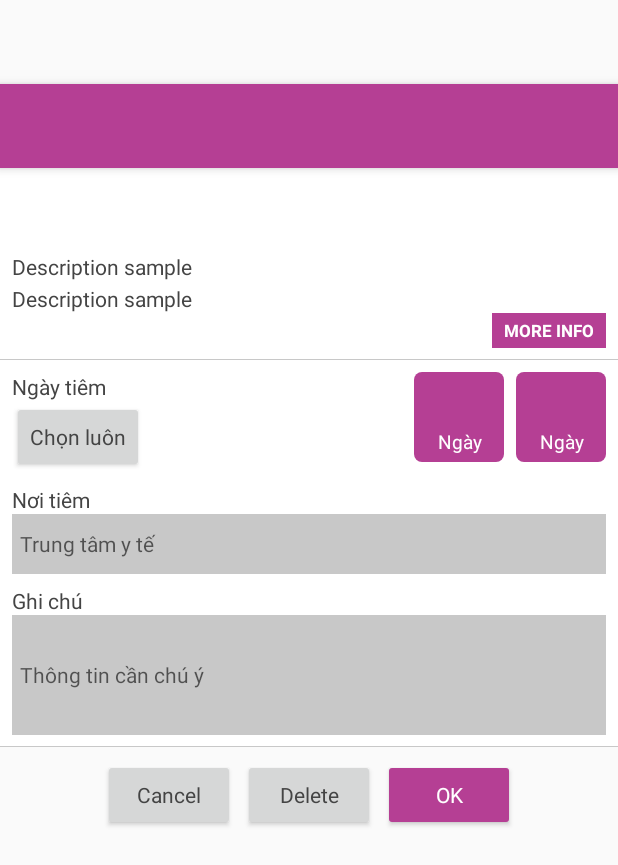
After one commit to thuyld1/Application, an Android app: the layout vaccinations_edit_plan.xml on its own in the app's theme, with its tools: preview values and no code run, on a phone screen of 412 x 824 dp. The commit adds this screen. Shown: the top 865 px of the screen. Run offline under Robolectric (Android 15) with nearby library versions, the phone set to English and light mode, and no system bars; network calls fail.

Commit message:
vaccinations: implement update vaccine injection plan function

```diff
--- a/MevaBe/app/src/main/java/com/android/mevabe/common/Constants.java
+++ b/MevaBe/app/src/main/java/com/android/mevabe/common/Constants.java
@@ -7,7 +7,8 @@ package com.android.mevabe.common;
 
 public class Constants {
     // Common constants
-    public static final String INTENT_DATA = "myData";
+    public static final String INTENT_DATA = "INTENT_DATA";
+    public static final String INTENT_DATA_DELETE = "INTENT_DATA_DELETE";
 
     public static final String VACCINE_INJECTION_DATE_FORMAT = "EEE dd-MM-yyyy";
 
--- /dev/null
+++ b/MevaBe/app/src/main/res/layout/vaccinations_edit_plan.xml
@@ -0,0 +1,245 @@
+<?xml version="1.0" encoding="utf-8"?>
+<android.support.design.widget.CoordinatorLayout
+    xmlns:android="http://schemas.android.com/apk/res/android"
+    xmlns:app="http://schemas.android.com/apk/res-auto"
+    xmlns:tools="http://schemas.android.com/tools"
+    android:id="@+id/content_id"
+    android:layout_width="match_parent"
+    android:layout_height="match_parent"
+    android:fitsSystemWindows="true"
+    tools:context="com.android.mevabe.common.view.WebViewActivity">
+
+    <android.support.design.widget.AppBarLayout
+        android:layout_width="match_parent"
+        android:layout_height="wrap_content"
+        android:theme="@style/AppTheme.AppBarOverlay">
+
+        <android.support.v7.widget.Toolbar
+            android:id="@+id/toolbar"
+            android:layout_width="match_parent"
+            android:layout_height="?attr/actionBarSize"
+            android:background="?attr/colorPrimary"
+            app:popupTheme="@style/AppTheme.PopupOverlay"/>
+    </android.support.design.widget.AppBarLayout>
+
+    <LinearLayout
+        android:layout_width="match_parent"
+        android:layout_height="match_parent"
+        android:layout_marginTop="?attr/actionBarSize"
+        android:orientation="vertical">
+
+
+        <!-- Vaccine information of child -->
+        <LinearLayout
+            android:layout_width="match_parent"
+            android:layout_height="wrap_content"
+
+            android:background="@drawable/bg_bottom_border"
+            android:orientation="vertical"
+            android:padding="@dimen/content_space">
+
+            <TextView
+                android:id="@+id/child_info"
+                android:layout_width="match_parent"
+                android:layout_height="wrap_content"
+                android:layout_marginLeft="@dimen/vaccinations_content_space"
+                android:ellipsize="middle"
+                android:maxLines="1"
+                android:textAppearance="@style/TextAppearance.AppCompat.Headline"
+                android:textColor="#444"
+                android:textSize="16dp"
+                android:textStyle="bold"/>
+
+            <TextView
+                android:id="@+id/vaccinName"
+                android:layout_width="wrap_content"
+                android:layout_height="wrap_content"
+                android:ellipsize="middle"
+                android:maxLines="1"
+                android:paddingTop="@dimen/vaccinations_content_space"
+                android:textAppearance="@style/TextAppearance.AppCompat.Headline"
+                android:textColor="#444"
+                android:textSize="16dp"
+                android:textStyle="bold"/>
+
+            <TextView
+                android:id="@+id/vaccinDes"
+                android:layout_width="match_parent"
+                android:layout_height="wrap_content"
+                android:paddingTop="@dimen/vaccinations_content_space"
+                android:text="Description sample"
+                android:textAppearance="@style/TextAppearance.AppCompat.Headline"
+                android:textColor="#444"
+                android:textSize="14dp"/>
+
+            <TextView
+                android:id="@+id/vaccinPeriod"
+                android:layout_width="match_parent"
+                android:layout_height="wrap_content"
+                android:maxLines="1"
+                android:paddingTop="@dimen/vaccinations_content_space"
+                android:text="Description sample"
+                android:textAppearance="@style/TextAppearance.AppCompat.Headline"
+                android:textColor="#444"
+                android:textSize="14dp"/>
+
+            <TextView
+                android:id="@+id/moreInfo"
+                android:layout_width="wrap_content"
+                android:layout_height="wrap_content"
+                android:layout_gravity="right"
+                android:layout_marginLeft="4dp"
+                android:background="@color/colorPrimary"
+                android:maxLines="1"
+                android:paddingBottom="4dp"
+                android:paddingLeft="8dp"
+                android:paddingRight="8dp"
+                android:paddingTop="4dp"
+                android:text="MORE INFO"
+                android:textAppearance="@style/TextAppearance.AppCompat.Headline"
+                android:textColor="#fff"
+                android:textSize="11dp"
+                android:textStyle="bold"/>
+        </LinearLayout>
+
+        <!-- Setting information -->
+        <LinearLayout
+            android:layout_width="match_parent"
+            android:layout_height="wrap_content"
+            android:background="@drawable/bg_bottom_border"
+            android:orientation="vertical"
+            android:padding="@dimen/content_space">
+            <!-- Setting Injection Date -->
+            <RelativeLayout
+                android:layout_width="match_parent"
+                android:layout_height="wrap_content">
+
+                <com.android.mevabe.common.view.InjectionStatusBox
+                    android:id="@+id/in_status_ok"
+                    android:layout_width="60dp"
+                    android:layout_height="60dp"
+                    android:layout_alignParentRight="true"/>
+
+                <com.android.mevabe.common.view.InjectionStatusBox
+                    android:id="@+id/in_status_na"
+                    android:layout_width="60dp"
+                    android:layout_height="60dp"
+                    android:layout_marginRight="@dimen/content_space"
+                    android:layout_toLeftOf="@id/in_status_ok"/>
+
+
+                <TextView
+                    android:id="@+id/in_date_title"
+                    android:layout_width="match_parent"
+                    android:layout_height="wrap_content"
+                    android:layout_alignParentLeft="true"
+                    android:text="@string/vaccinations_add_in_date_title"
+                    android:textAppearance="@style/TextAppearance.AppCompat.Headline"
+                    android:textColor="#444"
+                    android:textSize="14dp"/>
+
+                <Button
+                    android:id="@+id/in_date_btn"
+                    android:layout_width="wrap_content"
+                    android:layout_height="wrap_content"
+                    android:layout_alignParentLeft="true"
+                    android:layout_below="@id/in_date_title"
+                    android:text="@string/vaccinations_add_in_date_button"
+                    android:textAppearance="@style/TextAppearance.AppCompat.Headline"
+                    android:textColor="#444"
+                    android:textSize="14dp"/>
+
+            </RelativeLayout>
+
+            <!-- Setting Place -->
+            <TextView
+                android:id="@+id/in_place_title"
+                android:layout_width="match_parent"
+                android:layout_height="wrap_content"
+                android:layout_alignParentLeft="true"
+                android:layout_marginTop="@dimen/content_space"
+                android:text="@string/vaccinations_add_in_place"
+                android:textAppearance="@style/TextAppearance.AppCompat.Headline"
+                android:textColor="#444"
+                android:textSize="14dp"/>
+
+            <EditText
+                android:id="@+id/in_place"
+                android:layout_width="match_parent"
+                android:layout_height="40dp"
+                android:background="@color/colorSeperate"
+                android:hint="@string/vaccinations_add_in_place_hint"
+                android:imeOptions="actionNext"
+                android:maxLength="100"
+                android:maxLines="1"
+                android:nextFocusForward="@+id/in_note"
+                android:paddingLeft="5dp"
+                android:paddingRight="5dp"
+                android:textSize="14dp"/>
+
+            <!-- Setting Note -->
+            <TextView
+                android:id="@+id/in_note_title"
+                android:layout_width="match_parent"
+                android:layout_height="wrap_content"
+                android:layout_alignParentLeft="true"
+                android:layout_marginTop="@dimen/content_space"
+                android:text="@string/vaccinations_add_in_note"
+                android:textAppearance="@style/TextAppearance.AppCompat.Headline"
+                android:textColor="#444"
+                android:textSize="14dp"/>
+
+            <EditText
+                android:id="@+id/in_note"
+                android:layout_width="match_parent"
+                android:layout_height="80dp"
+                android:background="@color/colorSeperate"
+                android:hint="@string/vaccinations_add_in_note_hint"
+                android:imeOptions="actionDone"
+                android:maxLength="200"
+                android:maxLines="3"
+                android:paddingLeft="5dp"
+                android:paddingRight="5dp"
+                android:textSize="14dp"/>
+        </LinearLayout>
+
+        <!-- Finish button -->
+        <LinearLayout
+            android:layout_width="wrap_content"
+            android:layout_height="wrap_content"
+            android:layout_gravity="center_horizontal"
+            android:layout_marginTop="@dimen/content_space"
+            android:orientation="horizontal">
+
+            <Button
+                android:id="@+id/btn_cancel"
+                android:layout_width="wrap_content"
+                android:layout_height="wrap_content"
+                android:layout_marginRight="5dp"
+                android:text="@string/cancel"
+                android:textAppearance="@style/TextAppearance.AppCompat.Headline"
+                android:textColor="#444"
+                android:textSize="14dp"/>
+
+            <Button
+                android:id="@+id/btn_delete"
+                android:layout_width="wrap_content"
+                android:layout_height="wrap_content"
+                android:layout_marginRight="5dp"
+                android:text="@string/delete"
+                android:textAppearance="@style/TextAppearance.AppCompat.Headline"
+                android:textColor="#444"
+                android:textSize="14dp"/>
+
+            <Button
+                android:id="@+id/btn_add"
+                android:layout_width="wrap_content"
+                android:layout_height="wrap_content"
+                android:backgroundTint="@color/colorPrimary"
+                android:text="@string/ok"
+                android:textAppearance="@style/TextAppearance.AppCompat.Headline"
+                android:textColor="#fff"
+                android:textSize="14dp"/>
+        </LinearLayout>
+    </LinearLayout>
+</android.support.design.widget.CoordinatorLayout>
--- a/MevaBe/app/src/main/res/values/strings.xml
+++ b/MevaBe/app/src/main/res/values/strings.xml
@@ -7,6 +7,7 @@
     <string name="ok">OK</string>
     <string name="add">Add</string>
     <string name="cancel">Cancel</string>
+    <string name="delete">Delete</string>
     <string name="settings">Settings</string>
 
     <string name="back_to_exit">Please click BACK again to exit</string>
@@ -43,7 +44,6 @@
     <string name="vaccinations_injection_date">Ngày tiêm: %1$s</string>
 
     <string name="vaccinations_add_screen_title">Tạo lịch tiêm cho bé</string>
-    <string name="vaccinations_edit_screen_title">Cập nhật lịch tiêm cho bé</string>
     <string name="vaccinations_add_in_date_title">Ngày tiêm</string>
     <string name="vaccinations_add_in_date_button">Chọn luôn</string>
     <string name="vaccinations_add_in_place">Nơi tiêm</string>
@@ -52,4 +52,8 @@
     <string name="vaccinations_add_in_note_hint">Thông tin cần chú ý</string>
     <string name="vaccinations_add_successful">Tạo lịch tiêm cho bé thành công</string>
     <string name="vaccinations_add_fail">Tạo lịch tiêm cho bé thất bại</string>
+
+    <string name="vaccinations_edit_screen_title">Cập nhật lịch tiêm cho bé</string>
+    <string name="vaccinations_edit_successful">Cập nhật lịch tiêm cho bé thành công</string>
+    <string name="vaccinations_edit_fail">Cập nhật lịch tiêm cho bé thất bại</string>
 </resources>
```
Also changed, not shown: MevaBe/app/src/main/AndroidManifest.xml (+10 -5 lines), MevaBe/app/src/main/java/com/android/mevabe/common/model/VaccinationsHistoryModel.java (+7 -0 lines), MevaBe/app/src/main/java/com/android/mevabe/common/services/db/DBVacinations.java (+46 -12 lines), MevaBe/app/src/main/java/com/android/mevabe/vaccinations/VaccinationsEditPlan.java (+55 -13 lines), MevaBe/app/src/main/java/com/android/mevabe/vaccinations/VaccinationsHistoryAdapter.java (+86 -10 lines), MevaBe/app/src/main/java/com/android/mevabe/vaccinations/VaccinationsMain.java (+23 -2 lines), MevaBe/app/src/main/java/com/android/mevabe/vaccinations/VaccinationsPlanAdapter.java (+6 -6 lines), 1 other file.
